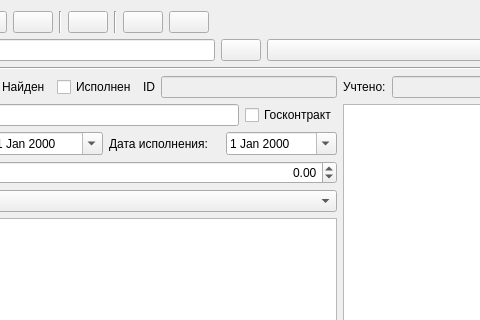
Qt form formcontract.ui (GorINIch73/Audit) before a commit; both pictures show x 136 to 616 and y 0 to 320 of the 951 by 594 pixel window.
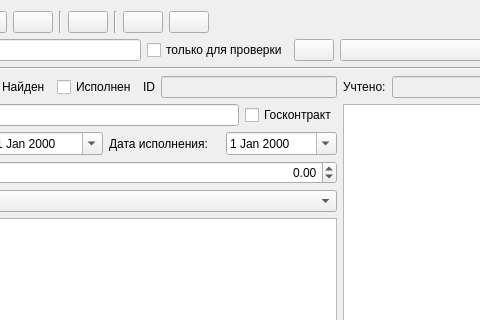
The same form after that commit. Icons and pictures are not drawn.

```diff
--- a/formcontract.ui
+++ b/formcontract.ui
@@ -151,6 +151,13 @@
            </property>
           </widget>
          </item>
+         <item>
+          <widget class="QCheckBox" name="checkBox_flt_audit">
+           <property name="text">
+            <string>только для проверки</string>
+           </property>
+          </widget>
+         </item>
          <item>
           <widget class="QPushButton" name="pushButton_flt_clr">
            <property name="toolTip">
```
